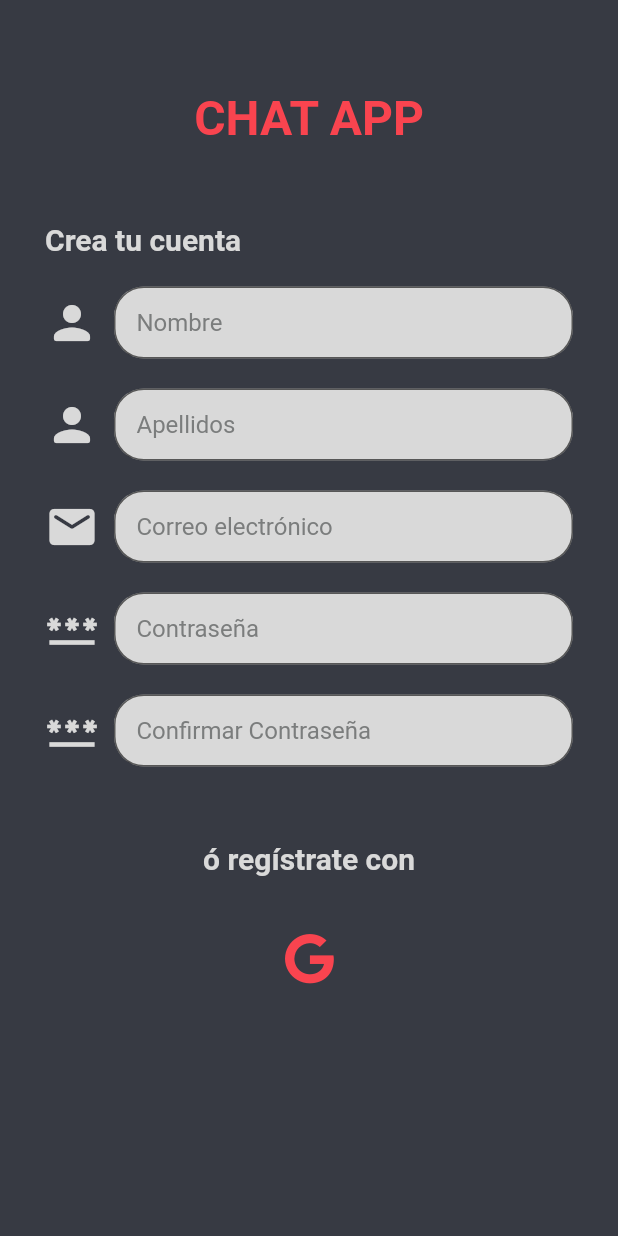
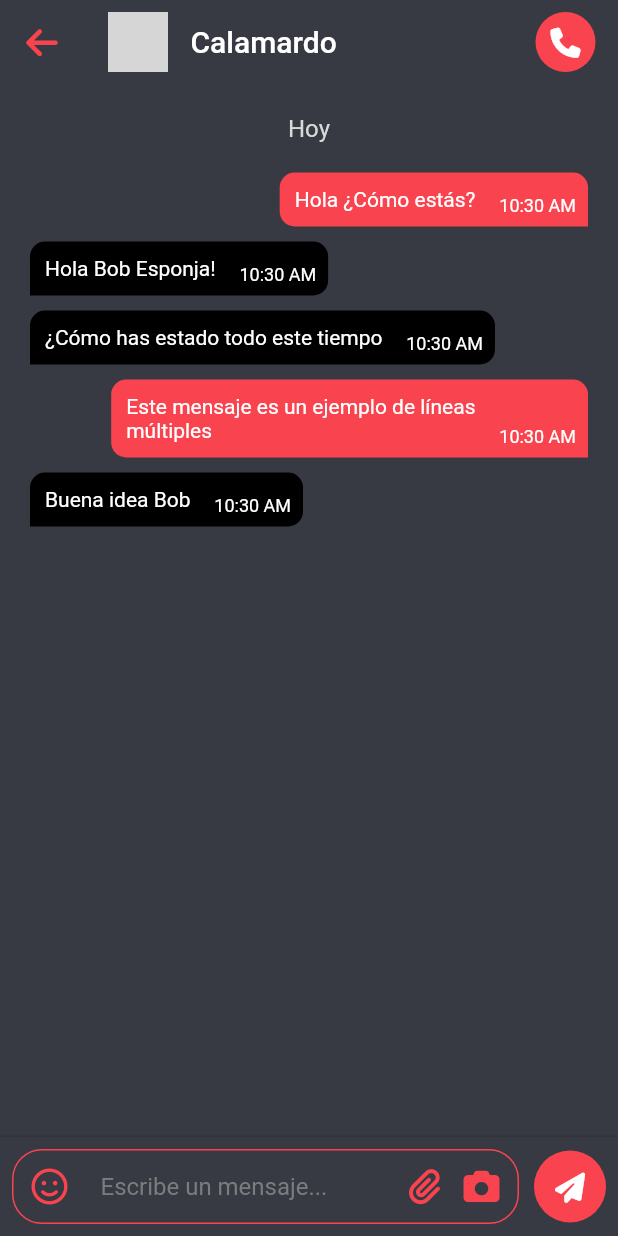
Before and after one commit to KVeramendi/chatApp, a Flutter app: the screen it shows after launch, on a phone screen of 412 x 824 dp. Run offline on Flutter 3.47's test engine with Material 2 defaults, Android fonts, the phone set to English and light mode, and no system bars; our stand-ins replace font_awesome_flutter; network calls fail; grey boxes are pictures that could not be loaded.

Commit message:
feat: :sparkles: Add Chat Page
Se agregó la p[agina de chat de usuario

```diff
--- a/lib/main.dart
+++ b/lib/main.dart
@@ -1,6 +1,7 @@
 import 'package:flutter/material.dart';
 import 'package:flutter_chat_app/presentation/core/routes/routes.dart';
 import 'package:flutter_chat_app/presentation/views/pages/auth/sign_in/sign_in_page.dart';
+import 'package:flutter_chat_app/presentation/views/pages/chat/chat_page/chat_page.dart';
 
 void main() => runApp(MyApp());
 
@@ -11,7 +12,7 @@ class MyApp extends StatelessWidget {
       debugShowCheckedModeBanner: false,
       title: 'Material App',
       routes: appRoutes,
-      home: const SignInPage(),
+      home: const ChatPage(),
     );
   }
 }
--- a/lib/presentation/core/colors/app_colors.dart
+++ b/lib/presentation/core/colors/app_colors.dart
@@ -1,8 +1,11 @@
 import 'package:flutter/material.dart';
 
 class AppColors {
+  static const Color white = Colors.white;
+  static const Color black = Colors.black;
   static const Color primaryAppColor = Color(0xFFD9D9D9);
   static const Color secondaryAppColor = Color(0xFF373A43);
   static const Color tertiaryAppColor = Color(0xFFF9444F);
   static const Color hintTextColor = Color(0xFF7B7D7D);
+  static const Color transparent = Colors.transparent;
 }
--- a/lib/presentation/core/shared_widgets/text_field_widget.dart
+++ b/lib/presentation/core/shared_widgets/text_field_widget.dart
@@ -5,16 +5,17 @@ class TextFieldWidget extends StatelessWidget {
   final TextEditingController controller;
   final String textValue;
   final Color cursorColor;
-  final String? Function(String) validator;
+  final String? Function(String)? validator;
   final TextInputType keyboardType;
+  final bool filled;
   const TextFieldWidget(
       {Key? key,
       required this.controller,
       required this.textValue,
       this.cursorColor = AppColors.tertiaryAppColor,
-      required this.validator,
-      required this.keyboardType}
-      )
+      this.validator,
+      required this.keyboardType,
+      this.filled = true})
       : super(key: key);
 
   @override
@@ -26,14 +27,18 @@ class TextFieldWidget extends StatelessWidget {
           contentPadding: const EdgeInsets.symmetric(horizontal: 15.0),
           hintText: textValue,
           hintStyle: const TextStyle(color: AppColors.hintTextColor),
-          filled: true,
-          fillColor: AppColors.primaryAppColor,
-          focusedBorder: OutlineInputBorder(
-              borderSide: const BorderSide(color: AppColors.tertiaryAppColor),
-              borderRadius: BorderRadius.circular(20.0)),
-          border:
-              OutlineInputBorder(borderRadius: BorderRadius.circular(20.0))),
-      validator: (value) => validator(value ?? ''),
+          filled: filled,
+          fillColor: filled ? AppColors.primaryAppColor : null,
+          focusedBorder: filled
+              ? OutlineInputBorder(
+                  borderSide:
+                      const BorderSide(color: AppColors.tertiaryAppColor),
+                  borderRadius: BorderRadius.circular(20.0))
+              : InputBorder.none,
+          border: filled
+              ? OutlineInputBorder(borderRadius: BorderRadius.circular(20.0))
+              : InputBorder.none),
+      validator: (value) => validator!(value ?? ''),
       cursorColor: cursorColor,
     );
   }
--- /dev/null
+++ b/lib/presentation/core/shared_widgets/text_message_widget.dart
@@ -0,0 +1,55 @@
+import 'package:flutter/material.dart';
+import 'package:flutter_chat_app/presentation/core/colors/app_colors.dart';
+
+class TextMessageWidget extends StatelessWidget {
+  final String text;
+  final bool receiving;
+  const TextMessageWidget(
+      {Key? key, required this.text, this.receiving = false})
+      : super(key: key);
+
+  @override
+  Widget build(BuildContext context) {
+    return Align(
+      alignment: receiving ? Alignment.centerLeft : Alignment.centerRight,
+      child: Stack(
+        children: [
+          Container(
+            padding: const EdgeInsets.only(
+                left: 10.0, top: 10.0, right: 75.0, bottom: 10.0),
+            decoration: BoxDecoration(
+              color: receiving ? AppColors.black : AppColors.tertiaryAppColor,
+              borderRadius: receiving
+                  ? const BorderRadius.only(
+                      topLeft: Radius.circular(10.0),
+                      topRight: Radius.circular(10.0),
+                      bottomRight: Radius.circular(10.0),
+                    )
+                  : const BorderRadius.only(
+                      topLeft: Radius.circular(10.0),
+                      topRight: Radius.circular(10.0),
+                      bottomLeft: Radius.circular(10.0),
+                    ),
+            ),
+            child: Text(
+              text,
+              style: const TextStyle(color: AppColors.white),
+              textWidthBasis: TextWidthBasis.longestLine,
+            ),
+          ),
+          Positioned(
+            right: 8,
+            bottom: 7,
+            child: Text(
+              TimeOfDay.now().format(context),
+              style: const TextStyle(
+                color: AppColors.white,
+                fontSize: 12.0,
+              ),
+            ),
+          )
+        ],
+      ),
+    );
+  }
+}
--- /dev/null
+++ b/lib/presentation/views/pages/chat/chat_page/chat_page.dart
@@ -0,0 +1,173 @@
+import 'package:flutter/material.dart';
+import 'package:flutter_chat_app/presentation/core/colors/app_colors.dart';
+import 'package:flutter_chat_app/presentation/core/shared_widgets/text_field_widget.dart';
+import 'package:flutter_chat_app/presentation/core/shared_widgets/text_message_widget.dart';
+import 'package:font_awesome_flutter/font_awesome_flutter.dart';
+
+class ChatPage extends StatelessWidget {
+  const ChatPage({Key? key}) : super(key: key);
+
+  @override
+  Widget build(BuildContext context) {
+    final TextEditingController textController = TextEditingController();
+    return Scaffold(
+      appBar: AppBar(
+        leading: IconButton(
+          padding: const EdgeInsets.all(0),
+          splashRadius: 20.0,
+          onPressed: () {},
+          icon: const FaIcon(
+            FontAwesomeIcons.arrowLeft,
+            color: AppColors.tertiaryAppColor,
+          ),
+        ),
+        title: Row(
+          children: const [
+            CircleAvatar(
+              backgroundImage: NetworkImage(
+                'https://lastfm.freetls.fastly.net/i/u/770x0/d8d94a95bb504667a486d0ade0d237ed.gif',
+              ),
+            ),
+            SizedBox(width: 15.0),
+            Text("Calamardo"),
+          ],
+        ),
+        actions: const [
+          CircleAvatar(
+            backgroundColor: AppColors.tertiaryAppColor,
+            child: FaIcon(
+              FontAwesomeIcons.phone,
+              size: 20.0,
+              color: AppColors.white,
+            ),
+          ),
+          SizedBox(width: 15.0),
+        ],
+        elevation: 0,
+        backgroundColor: AppColors.transparent,
+      ),
+      body: SingleChildScrollView(
+        physics: const BouncingScrollPhysics(),
+        child: Container(
+          padding: const EdgeInsets.all(20.0),
+          child: Column(
+            children: const [
+              Align(
+                alignment: Alignment.center,
+                child: Text(
+                  'Hoy',
+                  style: TextStyle(
+                    color: AppColors.primaryAppColor,
+                    fontSize: 16.0,
+                  ),
+                ),
+              ),
+              SizedBox(height: 20.0),
+              TextMessageWidget(text: "Hola ¿Cómo estás?"),
+              SizedBox(height: 10.0),
+              TextMessageWidget(
+                text: "Hola Bob Esponja!",
+                receiving: true,
+              ),
+              SizedBox(height: 10.0),
+              TextMessageWidget(
+                text: "¿Cómo has estado todo este tiempo",
+                receiving: true,
+              ),
+              SizedBox(height: 10.0),
+              TextMessageWidget(
+                  text: "Este mensaje es un ejemplo de líneas múltiples"),
+              SizedBox(height: 10.0),
+              TextMessageWidget(
+                text: "Buena idea Bob",
+                receiving: true,
+              ),
+              SizedBox(height: 10.0),
+            ],
+          ),
+        ),
+      ),
+      persistentFooterButtons: [
+        Row(
+          crossAxisAlignment: CrossAxisAlignment.center,
+          children: [
+            Expanded(
+              child: Container(
+                padding: const EdgeInsets.symmetric(horizontal: 5.0),
+                decoration: BoxDecoration(
+                  border: Border.all(color: AppColors.tertiaryAppColor),
+                  borderRadius: BorderRadius.circular(20.0),
+                ),
+                child: Row(
+                  children: [
+                    SizedBox(
+                      width: 38.0,
+                      child: IconButton(
+                        padding: const EdgeInsets.all(0),
+                        splashRadius: 20.0,
+                        onPressed: () {},
+                        icon: const FaIcon(
+                          FontAwesomeIcons.faceSmile,
+                          color: AppColors.tertiaryAppColor,
+                        ),
+                      ),
+                    ),
+                    Expanded(
+                      child: TextFieldWidget(
+                        keyboardType: TextInputType.text,
+                        controller: textController,
+                        textValue: 'Escribe un mensaje...',
+                        filled: false,
+                      ),
+                    ),
+                    SizedBox(
+                      width: 38.0,
+                      child: IconButton(
+                        padding: const EdgeInsets.all(0),
+                        splashRadius: 20.0,
+                        onPressed: () {},
+                        icon: const FaIcon(
+                          FontAwesomeIcons.paperclip,
+                          color: AppColors.tertiaryAppColor,
+                        ),
+                      ),
+                    ),
+                    SizedBox(
+                      width: 38.0,
+                      child: IconButton(
+                        padding: const EdgeInsets.all(0),
+                        splashRadius: 20.0,
+                        onPressed: () {},
+                        icon: const FaIcon(
+                          FontAwesomeIcons.camera,
+                          color: AppColors.tertiaryAppColor,
+                        ),
+                      ),
+                    ),
+                  ],
+                ),
+              ),
+            ),
+            const SizedBox(width: 10.0),
+            Ink(
+              decoration: const BoxDecoration(
+                color: AppColors.tertiaryAppColor,
+                shape: BoxShape.circle,
+              ),
+              child: IconButton(
+                splashRadius: 24.0,
+                onPressed: () {},
+                icon: const FaIcon(
+                  FontAwesomeIcons.solidPaperPlane,
+                  size: 20.0,
+                  color: AppColors.white,
+                ),
+              ),
+            ),
+          ],
+        ),
+      ],
+      backgroundColor: AppColors.secondaryAppColor,
+    );
+  }
+}
```
